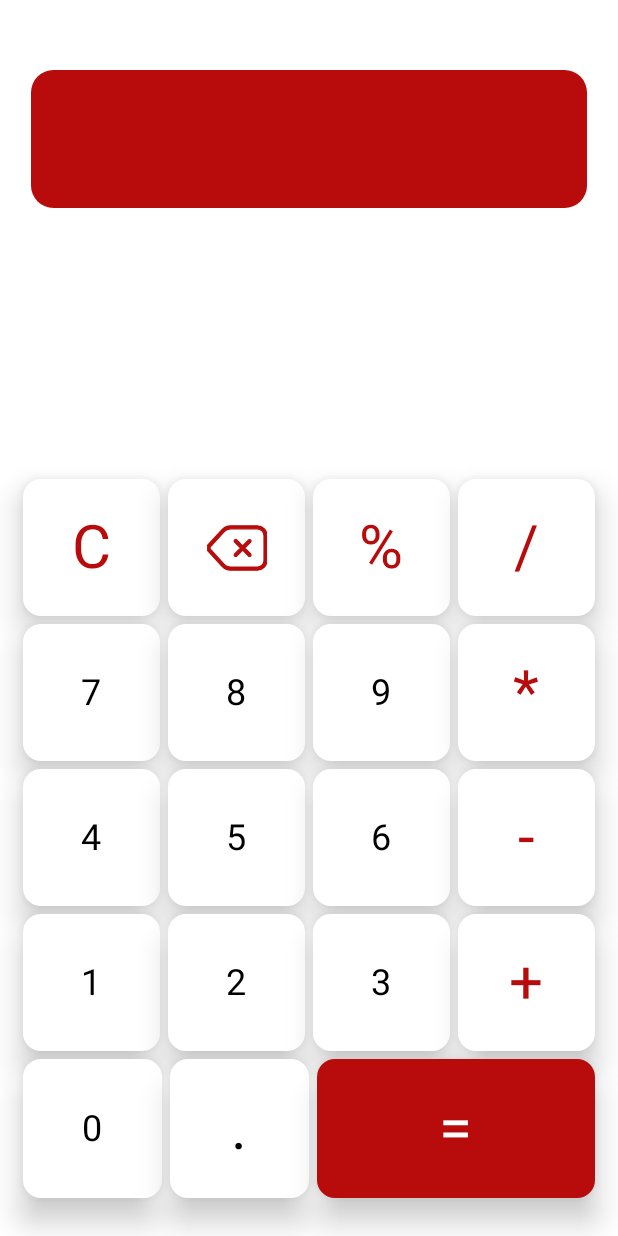
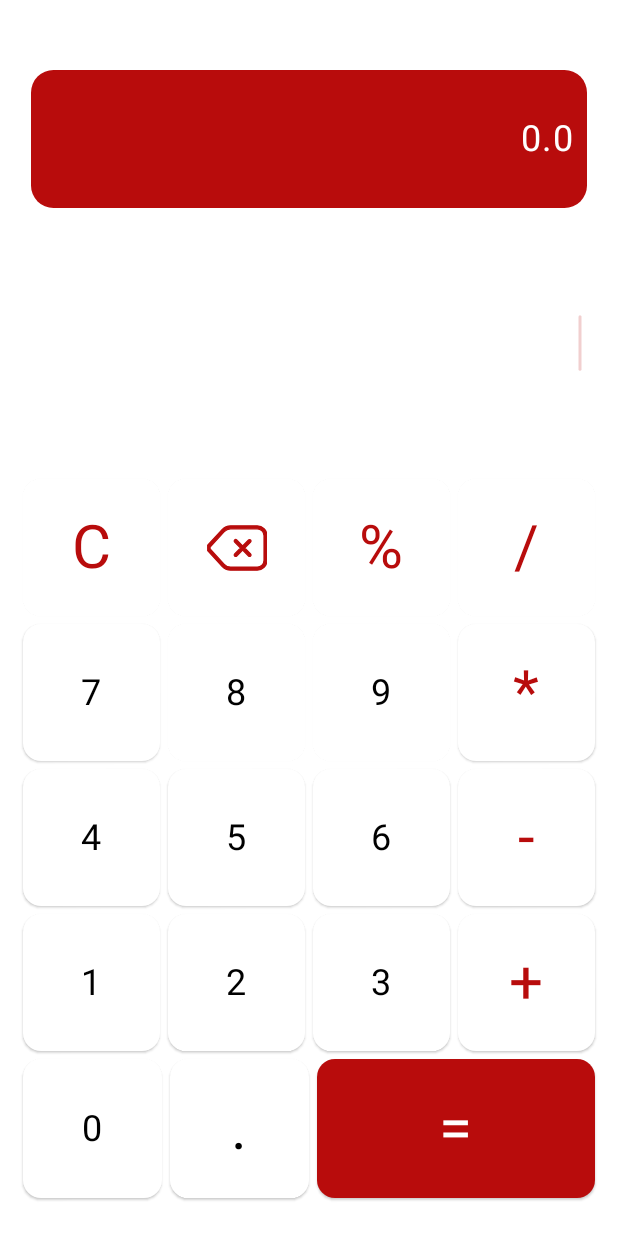
Before and after one commit to tahasin007/MathMate, an Android app built with Jetpack Compose: the screen it shows after launch (LauncherActivity), on a phone screen of 412 x 824 dp. Run offline under Robolectric (Android 15) with nearby library versions, the phone set to English and light mode, and no system bars.

Commit message:
[Title] Implemented animation for blinking vertical line, implemented calculation result view

```diff
--- a/app/build.gradle.kts
+++ b/app/build.gradle.kts
@@ -51,10 +51,10 @@ android {
 
 dependencies {
 
-    implementation("androidx.core:core-ktx:1.12.0")
-    implementation("androidx.lifecycle:lifecycle-runtime-ktx:2.6.2")
-    implementation("androidx.activity:activity-compose:1.8.1")
-    implementation(platform("androidx.compose:compose-bom:2023.08.00"))
+    implementation("androidx.core:core-ktx:1.13.1")
+    implementation("androidx.lifecycle:lifecycle-runtime-ktx:2.8.0")
+    implementation("androidx.activity:activity-compose:1.9.0")
+    implementation(platform("androidx.compose:compose-bom:2024.05.00"))
     implementation("androidx.compose.ui:ui")
     implementation("androidx.compose.ui:ui-graphics")
     implementation("androidx.compose.ui:ui-tooling-preview")
@@ -62,10 +62,10 @@ dependencies {
     testImplementation("junit:junit:4.13.2")
     androidTestImplementation("androidx.test.ext:junit:1.1.5")
     androidTestImplementation("androidx.test.espresso:espresso-core:3.5.1")
-    androidTestImplementation(platform("androidx.compose:compose-bom:2023.08.00"))
+    androidTestImplementation(platform("androidx.compose:compose-bom:2024.05.00"))
     androidTestImplementation("androidx.compose.ui:ui-test-junit4")
     debugImplementation("androidx.compose.ui:ui-tooling")
     debugImplementation("androidx.compose.ui:ui-test-manifest")
 
-    implementation("androidx.lifecycle:lifecycle-viewmodel-compose:2.7.0-rc01")
+    implementation("androidx.lifecycle:lifecycle-viewmodel-compose:2.8.0")
 }
--- /dev/null
+++ b/app/src/main/java/com/android/calculator/components/BlinkingVerticalLine.kt
@@ -0,0 +1,63 @@
+package com.android.calculator.components
+
+import androidx.compose.animation.AnimatedVisibility
+import androidx.compose.animation.fadeIn
+import androidx.compose.animation.fadeOut
+import androidx.compose.foundation.Canvas
+import androidx.compose.foundation.layout.Box
+import androidx.compose.material3.MaterialTheme
+import androidx.compose.runtime.Composable
+import androidx.compose.runtime.LaunchedEffect
+import androidx.compose.runtime.getValue
+import androidx.compose.runtime.mutableStateOf
+import androidx.compose.runtime.remember
+import androidx.compose.runtime.setValue
+import androidx.compose.ui.Modifier
+import androidx.compose.ui.geometry.Offset
+import androidx.compose.ui.graphics.Color
+import androidx.compose.ui.graphics.StrokeCap
+import androidx.compose.ui.unit.Dp
+import androidx.compose.ui.unit.dp
+import com.android.calculator.ui.theme.OnSecondaryLight
+import kotlinx.coroutines.delay
+
+const val BlinkTime = 750L
+
+@Composable
+fun DrawBlinkingVerticalLine(
+    modifier: Modifier = Modifier,
+    lineHeight: Dp = 35.dp,
+    color: Color = MaterialTheme.colorScheme.onSecondary,
+    key: String = "Cursor"
+) {
+    var visible by remember {
+        mutableStateOf(true)
+    }
+
+    LaunchedEffect(key1 = key) {
+        while (true) {
+            visible = false
+            delay(BlinkTime)
+            visible = true
+            delay(BlinkTime)
+        }
+    }
+
+    Box(modifier = modifier) {
+        AnimatedVisibility(
+            visible = visible,
+            enter = fadeIn(),
+            exit = fadeOut()
+        ) {
+            Canvas(modifier = Modifier.matchParentSize()) {
+                drawLine(
+                    color = color,
+                    start = Offset(size.width / 2, -lineHeight.toPx() / 2),
+                    end = Offset(size.width / 2, lineHeight.toPx() / 2),
+                    strokeWidth = 2.dp.toPx(),
+                    cap = StrokeCap.Round
+                )
+            }
+        }
+    }
+}
--- a/app/src/main/java/com/android/calculator/components/CalculationResult.kt
+++ b/app/src/main/java/com/android/calculator/components/CalculationResult.kt
@@ -3,21 +3,29 @@ package com.android.calculator.components
 import androidx.compose.foundation.background
 import androidx.compose.foundation.layout.Box
 import androidx.compose.foundation.layout.Row
+import androidx.compose.foundation.layout.Spacer
 import androidx.compose.foundation.layout.fillMaxHeight
 import androidx.compose.foundation.layout.fillMaxSize
 import androidx.compose.foundation.layout.fillMaxWidth
 import androidx.compose.foundation.layout.padding
 import androidx.compose.foundation.shape.RoundedCornerShape
+import androidx.compose.material3.LocalTextStyle
 import androidx.compose.material3.MaterialTheme
 import androidx.compose.material3.Text
 import androidx.compose.runtime.Composable
+import androidx.compose.runtime.getValue
+import androidx.compose.runtime.mutableFloatStateOf
+import androidx.compose.runtime.remember
+import androidx.compose.runtime.setValue
+import androidx.compose.ui.Alignment
 import androidx.compose.ui.Modifier
 import androidx.compose.ui.draw.clip
 import androidx.compose.ui.text.style.TextAlign
 import androidx.compose.ui.unit.dp
+import com.android.calculator.ui.theme.PrimaryLight
 
 @Composable
-fun CalculationResult() {
+fun CalculationResult(result: String) {
     Box(
         modifier = Modifier
             .fillMaxWidth()
@@ -29,9 +37,25 @@ fun CalculationResult() {
         Row(
             modifier = Modifier
                 .fillMaxSize()
+                .padding(end = 10.dp, start = 10.dp)
         ) {
+            Spacer(modifier = Modifier.weight(1f))
+            var multiplier by remember { mutableFloatStateOf(1.5f) }
+
             Text(
-                text = "", textAlign = TextAlign.End
+                text = result,
+                maxLines = 2,
+                textAlign = TextAlign.End,
+                style = LocalTextStyle.current.copy(
+                    fontSize = LocalTextStyle.current.fontSize * multiplier
+                ),
+                onTextLayout = {
+                    if (it.hasVisualOverflow) {
+                        multiplier *= 1.99f
+                    }
+                },
+                color = PrimaryLight,
+                modifier = Modifier.align(Alignment.CenterVertically)
             )
         }
     }
--- a/app/src/main/java/com/android/calculator/components/CalculationView.kt
+++ b/app/src/main/java/com/android/calculator/components/CalculationView.kt
@@ -1,17 +1,17 @@
 package com.android.calculator.components
 
+import androidx.compose.foundation.layout.Arrangement
 import androidx.compose.foundation.layout.Box
+import androidx.compose.foundation.layout.Row
 import androidx.compose.foundation.layout.fillMaxHeight
+import androidx.compose.foundation.layout.fillMaxSize
 import androidx.compose.foundation.layout.fillMaxWidth
 import androidx.compose.foundation.layout.padding
-import androidx.compose.material3.MaterialTheme
 import androidx.compose.material3.Text
 import androidx.compose.runtime.Composable
+import androidx.compose.ui.Alignment
 import androidx.compose.ui.Modifier
-import androidx.compose.ui.text.font.FontWeight
-import androidx.compose.ui.text.style.TextAlign
 import androidx.compose.ui.unit.dp
-import androidx.compose.ui.unit.sp
 import com.android.calculator.state.CalculatorState
 
 @Composable
@@ -21,16 +21,15 @@ fun CalculationView(state: CalculatorState) {
             .fillMaxWidth()
             .fillMaxHeight(0.25f)
     ) {
-        Text(
-            text = state.expression,
-            textAlign = TextAlign.End,
+        Row(
             modifier = Modifier
-                .fillMaxWidth()
-                .padding(vertical = 32.dp),
-            fontWeight = FontWeight.Light,
-            fontSize = 40.sp,
-            color = MaterialTheme.colorScheme.onPrimary,
-            maxLines = 2
-        )
+                .fillMaxSize()
+                .padding(end = 10.dp),
+            verticalAlignment = Alignment.CenterVertically,
+            horizontalArrangement = Arrangement.End
+        ) {
+            Text(text = state.expression)
+            DrawBlinkingVerticalLine()
+        }
     }
 }
--- a/app/src/main/java/com/android/calculator/components/CalculatorButton.kt
+++ b/app/src/main/java/com/android/calculator/components/CalculatorButton.kt
@@ -38,7 +38,7 @@ fun CalculatorButton(
 
     Card(
         elevation = CardDefaults.cardElevation(
-            defaultElevation = 12.dp
+            defaultElevation = 1.dp
         ),
         colors = CardDefaults.cardColors(
             containerColor = buttonColor
--- a/app/src/main/java/com/android/calculator/components/screen/Calculator.kt
+++ b/app/src/main/java/com/android/calculator/components/screen/Calculator.kt
@@ -34,7 +34,7 @@ fun Calculator(
             verticalArrangement = Arrangement.SpaceEvenly
         ) {
             Spacer(modifier = Modifier.height(35.dp))
-            CalculationResult()
+            CalculationResult(state.result)
             CalculationView(state = state)
             CalculatorGrid(onAction = onAction, buttonSpacing = buttonSpacing)
         }
--- a/app/src/main/java/com/android/calculator/state/CalculatorState.kt
+++ b/app/src/main/java/com/android/calculator/state/CalculatorState.kt
@@ -1,5 +1,6 @@
 package com.android.calculator.state
 
 data class CalculatorState(
-    val expression: String = ""
+    val expression: String = "",
+    val result: String = "0.0"
 )
--- a/app/src/main/java/com/android/calculator/state/viewmodel/CalculatorViewModel.kt
+++ b/app/src/main/java/com/android/calculator/state/viewmodel/CalculatorViewModel.kt
@@ -28,7 +28,8 @@ class CalculatorViewModel : ViewModel() {
     private fun calculate() {
         val result = ExpressionEvaluator.evaluate(calculatorState.expression)
         calculatorState = calculatorState.copy(
-            expression = result.toString()
+            expression = result.toString(),
+            result = result.toString()
         )
     }
 
```
